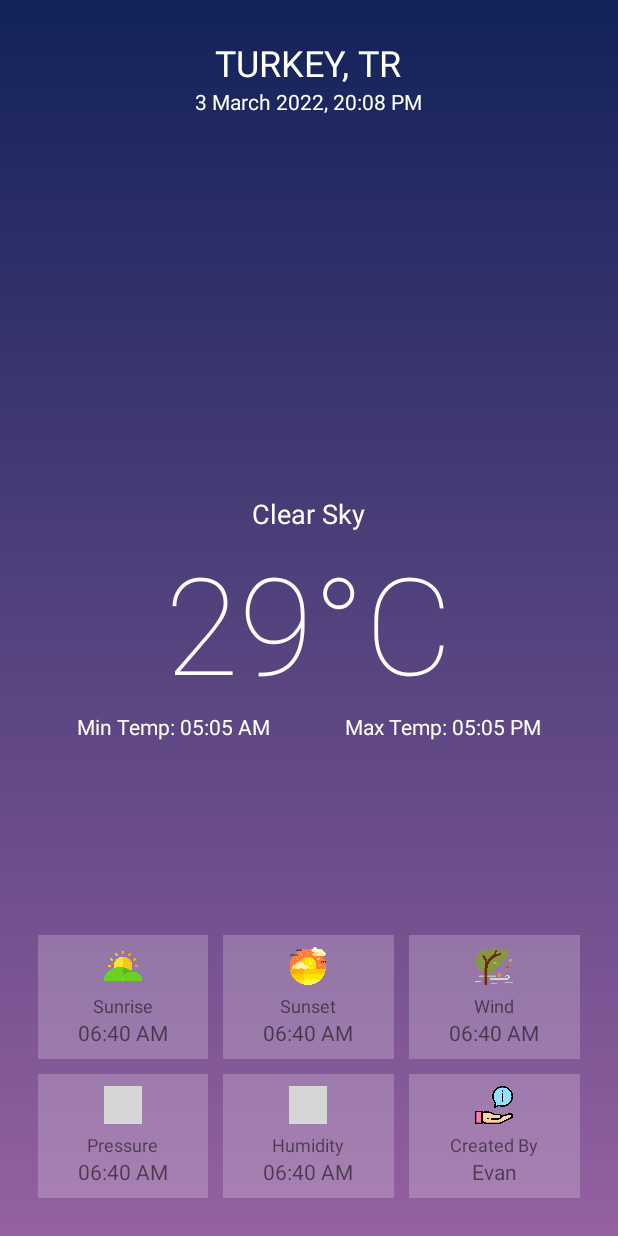
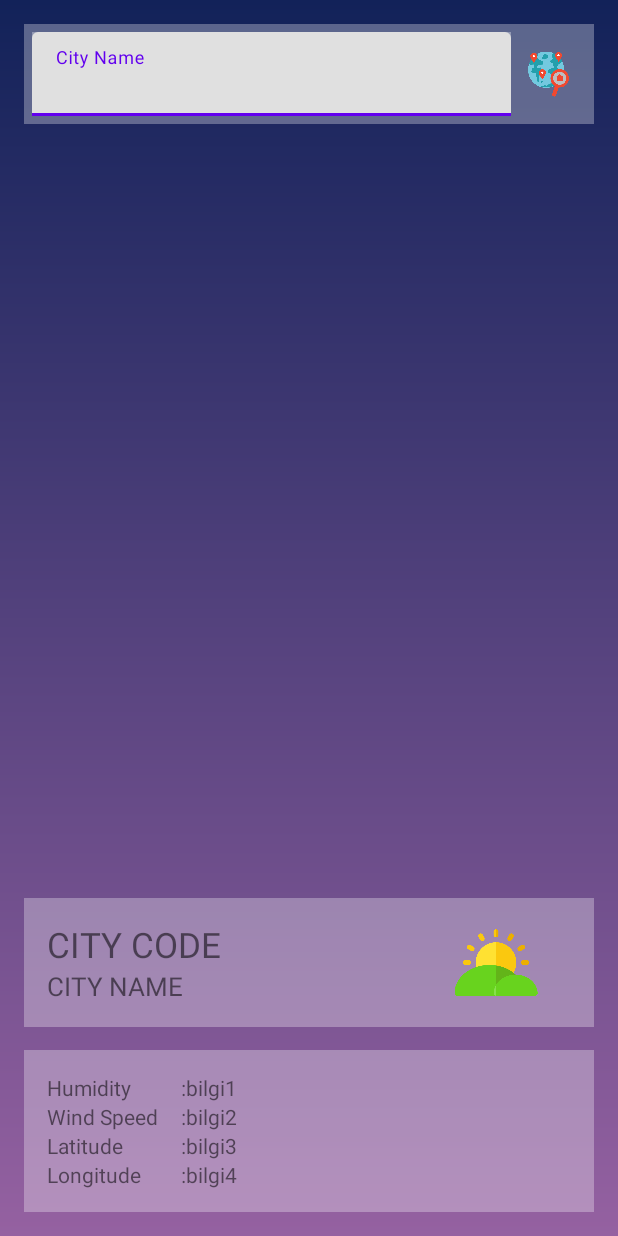
Before and after one commit to nisaefendioglu/Weather, an Android app: the layout activity_main.xml on its own in the app's theme, with its tools: preview values and no code run, on a phone screen of 412 x 824 dp. Run offline under Robolectric (Android 15) with nearby library versions, the phone set to English and light mode, and no system bars; grey boxes are pictures that could not be loaded.

Commit message:
added models

```diff
--- a/app/build.gradle
+++ b/app/build.gradle
@@ -37,6 +37,7 @@ dependencies {
     implementation 'androidx.appcompat:appcompat:1.4.1'
     implementation 'com.google.android.material:material:1.5.0'
     implementation 'androidx.constraintlayout:constraintlayout:2.1.3'
+    implementation 'androidx.swiperefreshlayout:swiperefreshlayout:1.1.0'
     testImplementation 'junit:junit:4.+'
     androidTestImplementation 'androidx.test.ext:junit:1.1.3'
     androidTestImplementation 'androidx.test.espresso:espresso-core:3.4.0'
--- a/app/src/main/AndroidManifest.xml
+++ b/app/src/main/AndroidManifest.xml
@@ -10,7 +10,7 @@
         android:supportsRtl="true"
         android:theme="@style/Theme.Weather">
         <activity
-            android:name=".MainActivity"
+            android:name=".view.MainActivity"
             android:exported="true">
             <intent-filter>
                 <action android:name="android.intent.action.MAIN" />
--- a/app/src/main/java/com/nisaefendioglu/weather/MainActivity.kt
+++ /dev/null
@@ -1,11 +0,0 @@
-package com.nisaefendioglu.weather
-
-import androidx.appcompat.app.AppCompatActivity
-import android.os.Bundle
-
-class MainActivity : AppCompatActivity() {
-    override fun onCreate(savedInstanceState: Bundle?) {
-        super.onCreate(savedInstanceState)
-        setContentView(R.layout.activity_main)
-    }
-}
--- /dev/null
+++ b/app/src/main/java/com/nisaefendioglu/weather/model/Clouds.kt
@@ -0,0 +1,9 @@
+package com.nisaefendioglu.weather.model
+
+
+import com.google.gson.annotations.SerializedName
+
+data class Clouds(
+    @SerializedName("all")
+    val all: Int
+)
--- /dev/null
+++ b/app/src/main/java/com/nisaefendioglu/weather/model/Coord.kt
@@ -0,0 +1,11 @@
+package com.nisaefendioglu.weather.model
+
+
+import com.google.gson.annotations.SerializedName
+
+data class Coord(
+    @SerializedName("lat")
+    val lat: Double,
+    @SerializedName("lon")
+    val lon: Double
+)
--- /dev/null
+++ b/app/src/main/java/com/nisaefendioglu/weather/model/Main.kt
@@ -0,0 +1,19 @@
+package com.nisaefendioglu.weather.model
+
+
+import com.google.gson.annotations.SerializedName
+
+data class Main(
+    @SerializedName("feels_like")
+    val feelsLike: Double,
+    @SerializedName("humidity")
+    val humidity: Int,
+    @SerializedName("pressure")
+    val pressure: Int,
+    @SerializedName("temp")
+    val temp: Double,
+    @SerializedName("temp_max")
+    val tempMax: Double,
+    @SerializedName("temp_min")
+    val tempMin: Double
+)
--- /dev/null
+++ b/app/src/main/java/com/nisaefendioglu/weather/model/Rain.kt
@@ -0,0 +1,9 @@
+package com.nisaefendioglu.weather.model
+
+
+import com.google.gson.annotations.SerializedName
+
+data class Rain(
+    @SerializedName("1h")
+    val h: Double
+)
--- /dev/null
+++ b/app/src/main/java/com/nisaefendioglu/weather/model/Sys.kt
@@ -0,0 +1,17 @@
+package com.nisaefendioglu.weather.model
+
+
+import com.google.gson.annotations.SerializedName
+
+data class Sys(
+    @SerializedName("country")
+    val country: String,
+    @SerializedName("id")
+    val id: Int,
+    @SerializedName("sunrise")
+    val sunrise: Int,
+    @SerializedName("sunset")
+    val sunset: Int,
+    @SerializedName("type")
+    val type: Int
+)
--- /dev/null
+++ b/app/src/main/java/com/nisaefendioglu/weather/model/Weather.kt
@@ -0,0 +1,15 @@
+package com.nisaefendioglu.weather.model
+
+
+import com.google.gson.annotations.SerializedName
+
+data class Weather(
+    @SerializedName("description")
+    val description: String,
+    @SerializedName("icon")
+    val icon: String,
+    @SerializedName("id")
+    val id: Int,
+    @SerializedName("main")
+    val main: String
+)
--- /dev/null
+++ b/app/src/main/java/com/nisaefendioglu/weather/model/WeatherModel.kt
@@ -0,0 +1,35 @@
+package com.nisaefendioglu.weather.model
+
+
+import com.google.gson.annotations.SerializedName
+
+data class WeatherModel(
+    @SerializedName("base")
+    val base: String,
+    @SerializedName("clouds")
+    val clouds: Clouds,
+    @SerializedName("cod")
+    val cod: Int,
+    @SerializedName("coord")
+    val coord: Coord,
+    @SerializedName("dt")
+    val dt: Int,
+    @SerializedName("id")
+    val id: Int,
+    @SerializedName("main")
+    val main: Main,
+    @SerializedName("name")
+    val name: String,
+    @SerializedName("rain")
+    val rain: Rain,
+    @SerializedName("sys")
+    val sys: Sys,
+    @SerializedName("timezone")
+    val timezone: Int,
+    @SerializedName("visibility")
+    val visibility: Int,
+    @SerializedName("weather")
+    val weather: List<Weather>,
+    @SerializedName("wind")
+    val wind: Wind
+)
--- /dev/null
+++ b/app/src/main/java/com/nisaefendioglu/weather/model/Wind.kt
@@ -0,0 +1,11 @@
+package com.nisaefendioglu.weather.model
+
+
+import com.google.gson.annotations.SerializedName
+
+data class Wind(
+    @SerializedName("deg")
+    val deg: Int,
+    @SerializedName("speed")
+    val speed: Double
+)
--- /dev/null
+++ b/app/src/main/java/com/nisaefendioglu/weather/view/MainActivity.kt
@@ -0,0 +1,7 @@
+package com.nisaefendioglu.weather.view
+
+import androidx.appcompat.app.AppCompatActivity
+
+class MainActivity : AppCompatActivity() {
+
+}
--- a/app/src/main/res/layout/activity_main.xml
+++ b/app/src/main/res/layout/activity_main.xml
@@ -1,358 +1,214 @@
 <?xml version="1.0" encoding="utf-8"?>
-<RelativeLayout xmlns:android="http://schemas.android.com/apk/res/android"
+<androidx.swiperefreshlayout.widget.SwipeRefreshLayout xmlns:android="http://schemas.android.com/apk/res/android"
     xmlns:app="http://schemas.android.com/apk/res-auto"
-    android:orientation="vertical"
+    xmlns:tools="http://schemas.android.com/tools"
+    android:id="@+id/swipe_refresh_layout"
     android:layout_width="match_parent"
     android:layout_height="match_parent"
-    android:padding="25dp"
-    android:background="@drawable/gradient_bg">
+    android:background="@drawable/gradient_bg"
+    tools:context=".view.MainActivity">
 
-    <RelativeLayout
-        android:id="@+id/mainContainer"
+    <androidx.constraintlayout.widget.ConstraintLayout
         android:layout_width="match_parent"
         android:layout_height="match_parent"
-        android:visibility="visible">
+        android:padding="16dp">
+
+        <TextView
+            android:id="@+id/tv_error"
+            android:layout_width="wrap_content"
+            android:layout_height="wrap_content"
+            android:text="Error, Try Again!e"
+            android:padding="15dp"
+            android:background="#4DFFFFFF"
+            android:visibility="gone"
+            app:layout_constraintBottom_toBottomOf="parent"
+            app:layout_constraintLeft_toLeftOf="parent"
+            app:layout_constraintRight_toRightOf="parent"
+            app:layout_constraintTop_toTopOf="parent" />
+
+        <ProgressBar
+            android:id="@+id/pb_loading"
+            style="?android:attr/progressBarStyle"
+            android:layout_width="wrap_content"
+            android:layout_height="wrap_content"
+            android:visibility="gone"
+            app:layout_constraintBottom_toBottomOf="parent"
+            app:layout_constraintEnd_toEndOf="parent"
+            app:layout_constraintStart_toStartOf="parent"
+            app:layout_constraintTop_toTopOf="parent" />
 
         <LinearLayout
-            android:id="@+id/addressContainer"
+            android:layout_width="match_parent"
+            android:layout_height="match_parent"
+            android:orientation="vertical">
+
+            <LinearLayout
                 android:layout_width="match_parent"
                 android:layout_height="wrap_content"
-            android:orientation="vertical"
-            android:gravity="center">
+                android:background="#4DFFFFFF"
+                android:padding="5dp"
+                android:orientation="horizontal">
 
-            <TextView
-                android:id="@+id/address"
-                android:layout_width="wrap_content"
+                <com.google.android.material.textfield.TextInputLayout
+                    android:layout_width="match_parent"
                     android:layout_height="wrap_content"
-                android:textSize="24dp"
-                android:textColor="@color/white"
-                android:text="TURKEY, TR"/>
+                    android:layout_weight="1"
+                    android:background="#55FFFFFF"
+                    app:endIconMode="clear_text">
 
-            <TextView
-                android:id="@+id/updated_at"
-                android:layout_width="wrap_content"
+                    <com.google.android.material.textfield.TextInputEditText
+                        android:id="@+id/edt_city_name"
+                        android:layout_width="match_parent"
                         android:layout_height="wrap_content"
-                android:textSize="14dp"
-                android:textColor="@color/white"
-                android:text="3 March 2022, 20:08 PM"/>
+                        android:inputType="text"
+                        android:maxLines="1"
+                        android:hint="City Name"
+                        android:lines="1" />
+
+                </com.google.android.material.textfield.TextInputLayout>
+
+                <ImageView
+                    android:id="@+id/img_search_city"
+                    android:layout_width="50dp"
+                    android:layout_height="match_parent"
+                    android:padding="10dp"
+                    android:src="@drawable/geolocation" />
 
             </LinearLayout>
 
             <LinearLayout
-            android:id="@+id/overviewContainer"
+                android:id="@+id/ll_data"
+                android:layout_width="match_parent"
+                android:layout_height="match_parent"
+                android:orientation="vertical"
+                app:layout_constraintEnd_toEndOf="parent"
+                app:layout_constraintStart_toStartOf="parent"
+                app:layout_constraintTop_toTopOf="parent">
+
+                <TextView
+                    android:id="@+id/tv_degree"
                     android:layout_width="match_parent"
                     android:layout_height="wrap_content"
-            android:orientation="vertical"
-            android:layout_centerInParent="true">
-
-            <TextView
-                android:id="@+id/status"
-                android:layout_width="wrap_content"
-                android:layout_height="wrap_content"
-                android:textSize="18dp"
-                android:layout_gravity="center"
-                android:textColor="@color/white"
-                android:text="Clear Sky"/>
-
-            <TextView
-                android:id="@+id/temp"
-                android:layout_width="wrap_content"
-                android:layout_height="wrap_content"
-                android:textSize="90dp"
-                android:fontFamily="sans-serif-thin"
-                android:layout_gravity="center"
-                android:textColor="@color/white"
-                android:text="29°C"/>
+                    android:layout_weight="1"
+                    android:gravity="center"
+                    android:textSize="65sp" />
 
                 <LinearLayout
                     android:layout_width="match_parent"
                     android:layout_height="wrap_content"
+                    android:background="#4DFFFFFF"
                     android:orientation="horizontal"
-                android:gravity="center">
+                    android:padding="15dp">
 
-                <TextView android:id="@+id/temp_min"
+                    <LinearLayout
+                        android:layout_width="match_parent"
+                        android:layout_height="wrap_content"
+                        android:layout_weight="1"
+                        android:orientation="vertical">
+
+                        <TextView
+                            android:id="@+id/tv_city_code"
                             android:layout_width="wrap_content"
                             android:layout_height="wrap_content"
-                    android:textColor="@color/white"
-                    android:text="Min Temp: 05:05 AM"/>
-
-                <Space android:layout_width="50dp"
-                    android:layout_height="wrap_content"/>
+                            android:layout_weight="1"
+                            android:text="CITY CODE"
+                            android:textSize="23sp" />
 
                         <TextView
-                    android:id="@+id/temp_max"
+                            android:id="@+id/tv_city_name"
                             android:layout_width="wrap_content"
                             android:layout_height="wrap_content"
-                    android:textColor="@color/white"
-                    android:text="Max Temp: 05:05 PM"/>
+                            android:layout_weight="1"
+                            android:text="CITY NAME"
+                            android:textSize="17sp" />
+
+                    </LinearLayout>
+
+                    <ImageView
+                        android:id="@+id/img_weather_pictures"
+                        android:layout_width="100dp"
+                        android:layout_height="match_parent"
+                        android:src="@drawable/sunrise" />
+
+                </LinearLayout>
+
+                <LinearLayout
+                    android:layout_width="match_parent"
+                    android:layout_height="wrap_content"
+                    android:layout_marginTop="15dp"
+                    android:background="#4DFFFFFF"
+                    android:orientation="horizontal"
+                    android:padding="15dp">
+
+                    <LinearLayout
+                        android:layout_width="wrap_content"
+                        android:layout_height="wrap_content"
+                        android:orientation="vertical">
+
+                        <!--Nem-->
+                        <TextView
+                            android:layout_width="wrap_content"
+                            android:layout_height="wrap_content"
+                            android:text="Humidity" />
+
+                        <!--Rüzgar Hızı-->
+                        <TextView
+                            android:layout_width="wrap_content"
+                            android:layout_height="wrap_content"
+                            android:text="Wind Speed" />
+
+                        <!--Enlem-->
+                        <TextView
+                            android:layout_width="wrap_content"
+                            android:layout_height="wrap_content"
+                            android:text="Latitude" />
+
+                        <!--Boylam-->
+                        <TextView
+                            android:layout_width="wrap_content"
+                            android:layout_height="wrap_content"
+                            android:text="Longitude" />
+
+                    </LinearLayout>
+
+                    <LinearLayout
+                        android:layout_width="wrap_content"
+                        android:layout_height="wrap_content"
+                        android:layout_marginLeft="15dp"
+                        android:orientation="vertical">
+
+                        <TextView
+                            android:id="@+id/tv_humidity"
+                            android:layout_width="wrap_content"
+                            android:layout_height="wrap_content"
+                            android:text=":bilgi1" />
+
+                        <TextView
+                            android:id="@+id/tv_wind_speed"
+                            android:layout_width="wrap_content"
+                            android:layout_height="wrap_content"
+                            android:text=":bilgi2" />
+
+                        <TextView
+                            android:id="@+id/tv_lat"
+                            android:layout_width="wrap_content"
+                            android:layout_height="wrap_content"
+                            android:text=":bilgi3" />
+
+                        <TextView
+                            android:id="@+id/tv_lon"
+                            android:layout_width="wrap_content"
+                            android:layout_height="wrap_content"
+                            android:text=":bilgi4" />
 
                     </LinearLayout>
 
                 </LinearLayout>
 
-
-        <LinearLayout
-            android:id="@+id/detailsContainer"
-            android:layout_width="match_parent"
-            android:layout_height="wrap_content"
-            android:orientation="vertical"
-            android:layout_alignParentBottom="true">
-
-            <LinearLayout
-                android:layout_width="match_parent"
-                android:layout_height="wrap_content"
-                android:orientation="horizontal"
-                android:weightSum="3">
-
-                <LinearLayout
-                    android:layout_width="0dp"
-                    android:layout_height="wrap_content"
-                    android:orientation="vertical"
-                    android:layout_weight="1"
-                    android:gravity="center"
-                    android:padding="8dp"
-                    android:background="#3CF1EBF1">
-
-                    <ImageView
-                        android:layout_width="25dp"
-                        android:layout_height="25dp"
-                        android:src="@drawable/sunrise"
-                        />
-
-                    <Space
-                        android:layout_width="wrap_content"
-                        android:layout_height="5dp"/>
-
-                    <TextView
-                        android:layout_width="wrap_content"
-                        android:layout_height="wrap_content"
-                        android:textSize="12dp"
-                        android:text="Sunrise"/>
-
-                    <TextView
-                        android:id="@+id/sunrise"
-                        android:layout_width="wrap_content"
-                        android:layout_height="wrap_content"
-                        android:textSize="14dp"
-                        android:text="06:40 AM"/>
-
-                </LinearLayout>
-
-                <Space
-                    android:layout_width="10dp"
-                    android:layout_height="wrap_content"/>
-
-                <LinearLayout
-                    android:layout_width="0dp"
-                    android:layout_height="wrap_content"
-                    android:orientation="vertical"
-                    android:layout_weight="1"
-                    android:gravity="center"
-                    android:padding="8dp"
-                    android:background="#3CF1EBF1">
-
-                    <ImageView
-                        android:layout_width="25dp"
-                        android:layout_height="25dp"
-                        android:src="@drawable/sunset"
-                        />
-
-                    <Space
-                        android:layout_width="wrap_content"
-                        android:layout_height="5dp"/>
-
-                    <TextView
-                        android:layout_width="wrap_content"
-                        android:layout_height="wrap_content"
-                        android:textSize="12dp"
-                        android:text="Sunset"/>
-
-                    <TextView
-                        android:id="@+id/sunset"
-                        android:layout_width="wrap_content"
-                        android:layout_height="wrap_content"
-                        android:textSize="14dp"
-                        android:text="06:40 AM"/>
-
-                </LinearLayout>
-
-                <Space
-                    android:layout_width="10dp"
-                    android:layout_height="wrap_content"/>
-
-                <LinearLayout
-                    android:layout_width="0dp"
-                    android:layout_height="wrap_content"
-                    android:orientation="vertical"
-                    android:layout_weight="1"
-                    android:gravity="center"
-                    android:padding="8dp"
-                    android:background="#3CF1EBF1">
-
-                    <ImageView
-                        android:layout_width="25dp"
-                        android:layout_height="25dp"
-                        android:src="@drawable/wind"
-                        />
-
-                    <Space
-                        android:layout_width="wrap_content"
-                        android:layout_height="5dp"/>
-
-                    <TextView
-                        android:layout_width="wrap_content"
-                        android:layout_height="wrap_content"
-                        android:textSize="12dp"
-                        android:text="Wind"/>
-
-                    <TextView
-                        android:id="@+id/wind"
-                        android:layout_width="wrap_content"
-                        android:layout_height="wrap_content" android:textSize="14dp"
-                        android:text="06:40 AM"/>
-
             </LinearLayout>
 
         </LinearLayout>
 
-            <Space
-                android:layout_width="wrap_content"
-                android:layout_height="10dp"/>
+    </androidx.constraintlayout.widget.ConstraintLayout>
 
-            <LinearLayout
-                android:layout_width="match_parent"
-                android:layout_height="wrap_content"
-                android:orientation="horizontal"
-                android:weightSum="3">
-
-                <LinearLayout
-                    android:layout_width="0dp"
-                    android:layout_height="wrap_content"
-                    android:orientation="vertical"
-                    android:layout_weight="1"
-                    android:gravity="center"
-                    android:padding="8dp"
-                    android:background="#3CF1EBF1">
-
-                    <ImageView
-                        android:layout_width="25dp"
-                        android:layout_height="25dp"
-                        android:src="@drawable/pressure"
-                        />
-
-                    <Space
-                        android:layout_width="wrap_content"
-                        android:layout_height="5dp"/>
-
-                    <TextView
-                        android:layout_width="wrap_content"
-                        android:layout_height="wrap_content"
-                        android:textSize="12dp"
-                        android:text="Pressure"/>
-
-                    <TextView
-                        android:id="@+id/pressure"
-                        android:layout_width="wrap_content"
-                        android:layout_height="wrap_content"
-                        android:textSize="14dp"
-                        android:text="06:40 AM"/>
-
-                </LinearLayout>
-
-                <Space
-                    android:layout_width="10dp"
-                    android:layout_height="wrap_content"/>
-
-                <LinearLayout
-                    android:layout_width="0dp"
-                    android:layout_height="wrap_content"
-                    android:orientation="vertical"
-                    android:layout_weight="1"
-                    android:gravity="center"
-                    android:padding="8dp"
-                    android:background="#3CF1EBF1">
-
-                    <ImageView
-                        android:layout_width="25dp"
-                        android:layout_height="25dp"
-                        android:src="@drawable/humidity"
-                       />
-
-                    <Space
-                        android:layout_width="wrap_content"
-                        android:layout_height="5dp"/>
-
-                    <TextView
-                        android:layout_width="wrap_content"
-                        android:layout_height="wrap_content"
-                        android:textSize="12dp"
-                        android:text="Humidity"/>
-
-                    <TextView
-                        android:id="@+id/humidity"
-                        android:layout_width="wrap_content"
-                        android:layout_height="wrap_content"
-                        android:textSize="14dp"
-                        android:text="06:40 AM"/>
-
-                </LinearLayout>
-
-                <Space
-                    android:layout_width="10dp"
-                    android:layout_height="wrap_content"/>
-
-                <LinearLayout
-                    android:layout_width="0dp"
-                    android:layout_height="wrap_content"
-                    android:orientation="vertical"
-                    android:layout_weight="1"
-                    android:gravity="center"
-                    android:padding="8dp"
-                    android:background="#3CF1EBF1">
-
-                    <ImageView
-                        android:layout_width="25dp"
-                        android:layout_height="25dp"
-                        android:src="@drawable/info"
-                        />
-
-                    <Space
-                        android:layout_width="wrap_content"
-                        android:layout_height="5dp"/>
-
-                    <TextView
-                        android:layout_width="wrap_content"
-                        android:layout_height="wrap_content"
-                        android:textSize="12dp"
-                        android:text="Created By"/>
-
-                    <TextView
-                        android:id="@+id/about"
-                        android:layout_width="wrap_content"
-                        android:layout_height="wrap_content"
-                        android:textSize="14dp"
-                        android:text="Evan"/>
-
-                </LinearLayout>
-            </LinearLayout>
-        </LinearLayout>
-    </RelativeLayout>
-
-
-    <ProgressBar
-        android:id="@+id/loader"
-        android:layout_width="wrap_content"
-        android:layout_height="wrap_content"
-        android:layout_centerInParent="true"
-        android:visibility="gone"/>
-
-    <TextView
-        android:id="@+id/errorText"
-        android:layout_width="wrap_content"
-        android:layout_height="wrap_content"
-        android:layout_centerInParent="true"
-        android:visibility="gone"
-        android:text="Something went wrong"/>
-
-
-</RelativeLayout>
+</androidx.swiperefreshlayout.widget.SwipeRefreshLayout>
```
Also changed, not shown: app/src/main/res/drawable/geolocation.png (added). Lines whose indentation alone changed are shown as unchanged.
